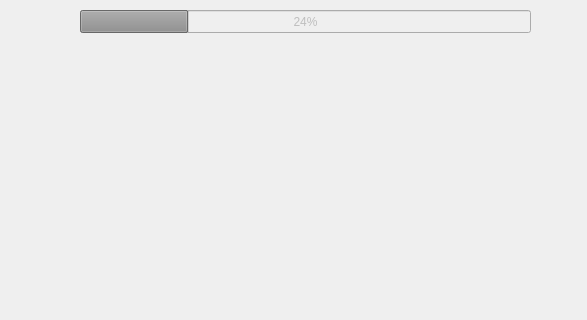
Above: Code/MusiFlow/mainwindow.ui from cegepmatane/projets-specialises-2023-fabientolsy before the change; both pictures show x 740 to 1327 and y 0 to 320 of the 1327 by 876 pixel window. Below: the same form after it.
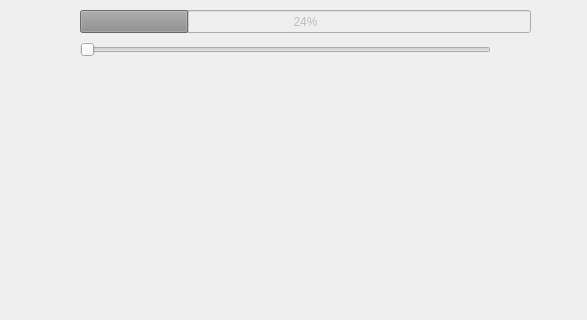
That is the form after the change.

Patch:
```diff
--- a/Code/MusiFlow/mainwindow.ui
+++ b/Code/MusiFlow/mainwindow.ui
@@ -139,6 +139,19 @@
      <string/>
     </property>
    </widget>
+   <widget class="QSlider" name="horizontalSlider">
+    <property name="geometry">
+     <rect>
+      <x>820</x>
+      <y>40</y>
+      <width>411</width>
+      <height>20</height>
+     </rect>
+    </property>
+    <property name="orientation">
+     <enum>Qt::Horizontal</enum>
+    </property>
+   </widget>
    <zorder>paroleAffichage</zorder>
    <zorder>richGirl</zorder>
    <zorder>pushButton_2</zorder>
```
Left out of the diff: 1 changed line with no effect on the pictures.
